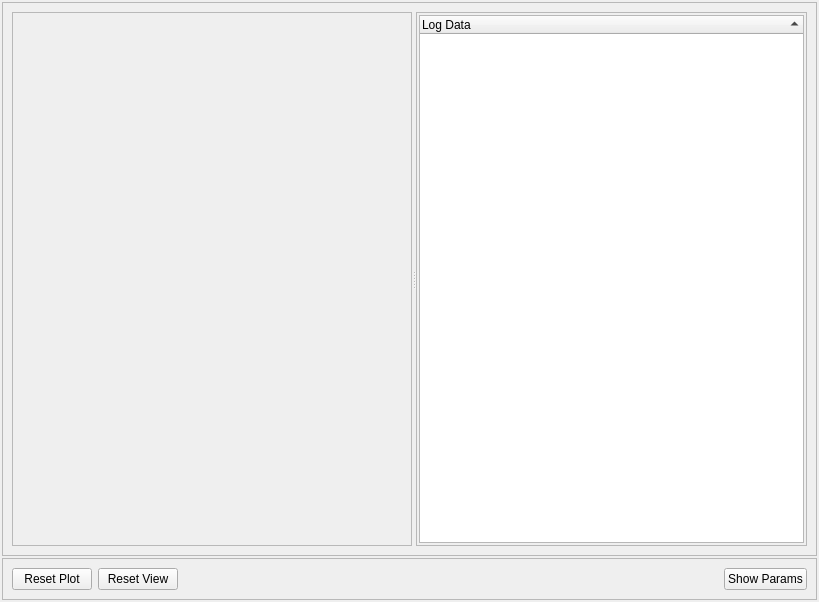
Before: the Qt Designer form logplotwindow.ui in Enem-20/CGS, drawn with Qt 5.
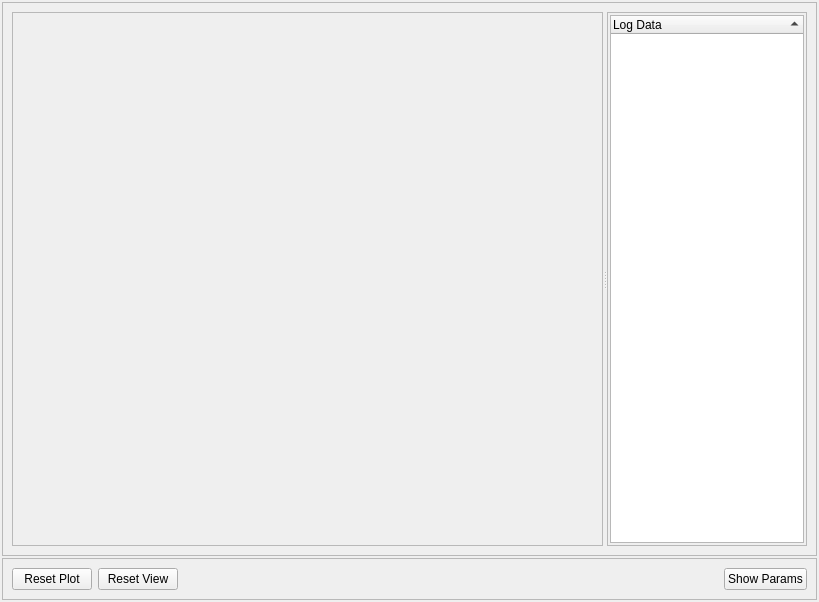
After: the same form once the commit is applied.

Commit message: Limit width of log parameters list

Patch:
```diff
--- a/logplotwindow.ui
+++ b/logplotwindow.ui
@@ -46,6 +46,12 @@
      <layout class="QHBoxLayout" name="horizontalLayout_2">
       <item>
        <widget class="QSplitter" name="splitter">
+        <property name="sizePolicy">
+         <sizepolicy hsizetype="Expanding" vsizetype="Expanding">
+          <horstretch>0</horstretch>
+          <verstretch>0</verstretch>
+         </sizepolicy>
+        </property>
         <property name="orientation">
          <enum>Qt::Orientation::Horizontal</enum>
         </property>
@@ -67,8 +73,8 @@
            <rect>
             <x>0</x>
             <y>0</y>
-            <width>398</width>
-            <height>532</height>
+            <width>589</width>
+            <height>529</height>
            </rect>
           </property>
           <property name="sizePolicy">
@@ -91,6 +97,24 @@
            <verstretch>0</verstretch>
           </sizepolicy>
          </property>
+         <property name="minimumSize">
+          <size>
+           <width>100</width>
+           <height>0</height>
+          </size>
+         </property>
+         <property name="maximumSize">
+          <size>
+           <width>200</width>
+           <height>16777215</height>
+          </size>
+         </property>
+         <property name="baseSize">
+          <size>
+           <width>100</width>
+           <height>0</height>
+          </size>
+         </property>
          <property name="frameShape">
           <enum>QFrame::Shape::StyledPanel</enum>
          </property>
@@ -112,6 +136,24 @@
           </property>
           <item>
            <widget class="QTreeWidget" name="dataTree">
+            <property name="sizePolicy">
+             <sizepolicy hsizetype="Preferred" vsizetype="Expanding">
+              <horstretch>0</horstretch>
+              <verstretch>0</verstretch>
+             </sizepolicy>
+            </property>
+            <property name="minimumSize">
+             <size>
+              <width>100</width>
+              <height>0</height>
+             </size>
+            </property>
+            <property name="baseSize">
+             <size>
+              <width>100</width>
+              <height>0</height>
+             </size>
+            </property>
             <property name="alternatingRowColors">
              <bool>true</bool>
             </property>
```
The commit also changes 1 other file.
